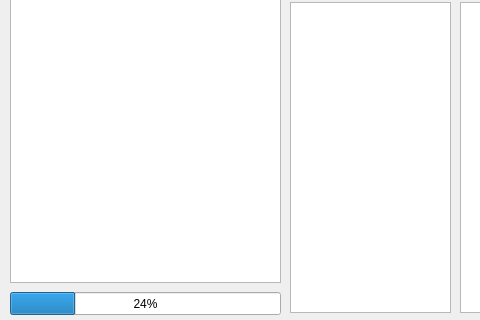
cnk24/Bithumb_Python, file MainForm.ui: the form before one commit; both pictures show x 0 to 480 and y 448 to 768 of the 1024 by 768 pixel window.
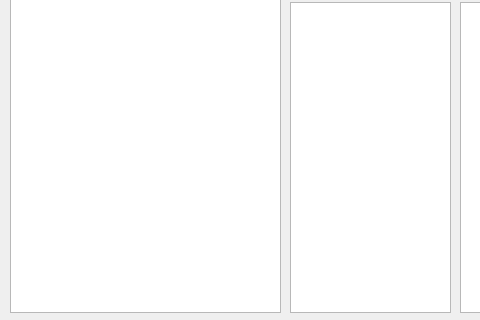
The form after the commit.

```diff
--- a/MainForm.ui
+++ b/MainForm.ui
@@ -19,7 +19,7 @@
      <x>10</x>
      <y>10</y>
      <width>271</width>
-     <height>721</height>
+     <height>751</height>
     </rect>
    </property>
   </widget>
@@ -44,19 +44,6 @@
     </rect>
    </property>
   </widget>
-  <widget class="QProgressBar" name="progressBar">
-   <property name="geometry">
-    <rect>
-     <x>10</x>
-     <y>740</y>
-     <width>271</width>
-     <height>23</height>
-    </rect>
-   </property>
-   <property name="value">
-    <number>24</number>
-   </property>
-  </widget>
   <widget class="QPlainTextEdit" name="uiLog">
    <property name="geometry">
     <rect>
```
